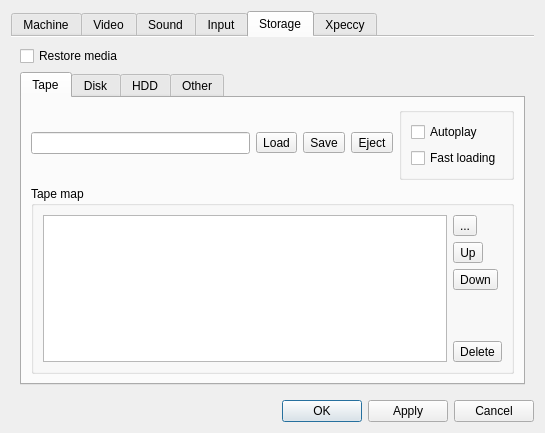
samstyle/Xpeccy, file ui/setupwin.ui: the form before one commit.
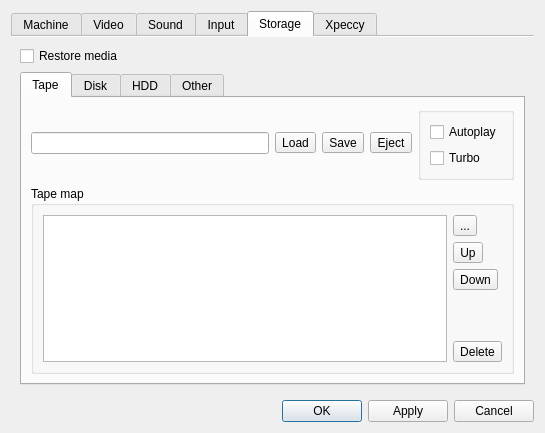
The form after the commit. The open tabs and pages were chosen to show the change. Icons and pictures are not drawn. Custom widgets are drawn as their Qt base class.

Commit message: build 20191210 [+] ZX: add fast tape saving & saving-autoplay [+] Filer: improve file type detection on saving [+] Filer: saving tape data as wav [+] Change pauses between tape blocks

```diff
--- a/ui/setupwin.ui
+++ b/ui/setupwin.ui
@@ -1626,7 +1626,7 @@
                   <item>
                    <widget class="QCheckBox" name="cbTapeFast">
                     <property name="text">
-                     <string>Fast loading</string>
+                     <string>Turbo</string>
                     </property>
                    </widget>
                   </item>
```
Left out of the diff: 34 changed lines with no effect on the pictures. The commit also changes 13 other files.
